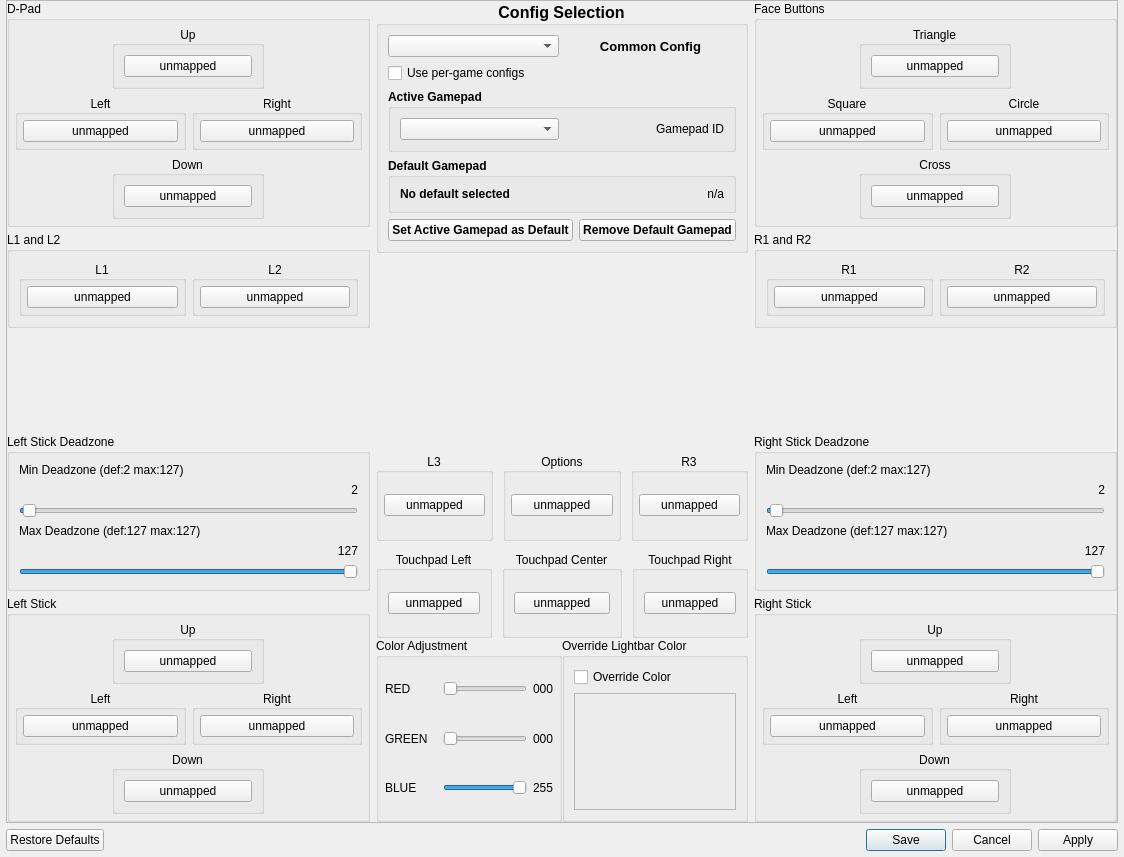
shadps4-emu/shadps4-qtlauncher, file src/qt_gui/control_settings.ui: the form before one commit.
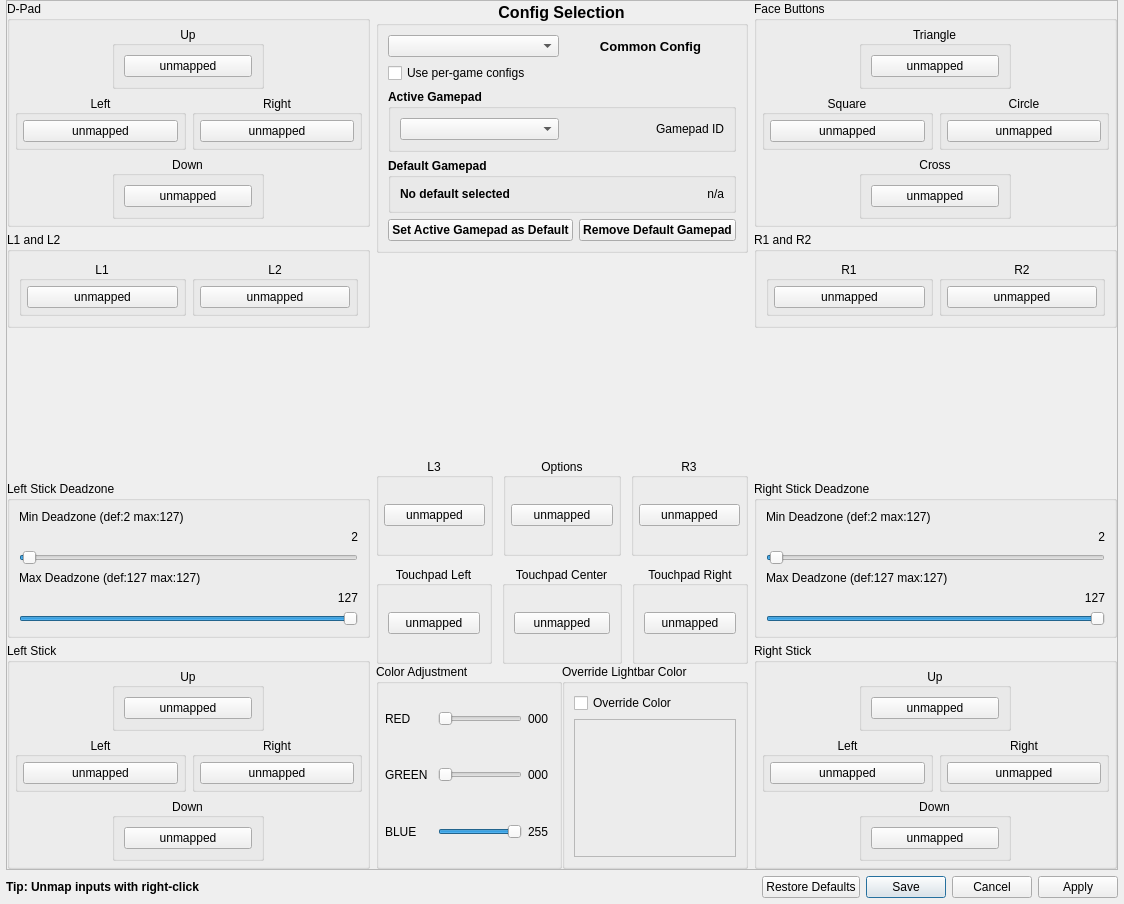
The form after the commit. Icons and pictures are not drawn. Custom widgets are drawn as their Qt base class.

What changed in the file:
```diff
--- a/src/qt_gui/control_settings.ui
+++ b/src/qt_gui/control_settings.ui
@@ -12,7 +12,7 @@
     <x>0</x>
     <y>0</y>
     <width>1124</width>
-    <height>857</height>
+    <height>904</height>
    </rect>
   </property>
   <property name="windowTitle">
@@ -46,7 +46,7 @@
         <x>0</x>
         <y>0</y>
         <width>1110</width>
-        <height>819</height>
+        <height>862</height>
        </rect>
       </property>
       <layout class="QVBoxLayout" name="verticalLayout_4">
@@ -598,7 +598,7 @@
                  <widget class="QGroupBox" name="gb_left_stick_right">
                   <property name="maximumSize">
                    <size>
-                    <width>179</width>
+                    <width>16777215</width>
                     <height>16777215</height>
                    </size>
                   </property>
@@ -1167,7 +1167,7 @@
                      <widget class="QLabel" name="RLabel">
                       <property name="maximumSize">
                        <size>
-                        <width>20</width>
+                        <width>25</width>
                         <height>16777215</height>
                        </size>
                       </property>
@@ -1212,7 +1212,7 @@
                      <widget class="QLabel" name="GLabel">
                       <property name="maximumSize">
                        <size>
-                        <width>20</width>
+                        <width>25</width>
                         <height>16777215</height>
                        </size>
                       </property>
@@ -1260,7 +1260,7 @@
                      <widget class="QLabel" name="BLabel">
                       <property name="maximumSize">
                        <size>
-                        <width>20</width>
+                        <width>25</width>
                         <height>16777215</height>
                        </size>
                       </property>
@@ -1938,17 +1938,52 @@
     </widget>
    </item>
    <item>
-    <widget class="QDialogButtonBox" name="buttonBox">
-     <property name="standardButtons">
-      <set>QDialogButtonBox::StandardButton::Apply|QDialogButtonBox::StandardButton::Cancel|QDialogButtonBox::StandardButton::RestoreDefaults|QDialogButtonBox::StandardButton::Save</set>
-     </property>
-     <property name="centerButtons">
-      <bool>false</bool>
-     </property>
-    </widget>
+    <layout class="QHBoxLayout" name="horizontalLayout_23">
+     <item>
+      <widget class="QLabel" name="label">
+       <property name="font">
+        <font>
+         <bold>true</bold>
+        </font>
+       </property>
+       <property name="text">
+        <string>Tip: Unmap inputs with right-click</string>
+       </property>
+      </widget>
+     </item>
+     <item>
+      <widget class="QDialogButtonBox" name="buttonBox">
+       <property name="sizePolicy">
+        <sizepolicy hsizetype="Fixed" vsizetype="Fixed">
+         <horstretch>0</horstretch>
+         <verstretch>0</verstretch>
+        </sizepolicy>
+       </property>
+       <property name="layoutDirection">
+        <enum>Qt::LayoutDirection::LeftToRight</enum>
+       </property>
+       <property name="orientation">
+        <enum>Qt::Orientation::Horizontal</enum>
+       </property>
+       <property name="standardButtons">
+        <set>QDialogButtonBox::StandardButton::Apply|QDialogButtonBox::StandardButton::Cancel|QDialogButtonBox::StandardButton::RestoreDefaults|QDialogButtonBox::StandardButton::Save</set>
+       </property>
+       <property name="centerButtons">
+        <bool>false</bool>
+       </property>
+      </widget>
+     </item>
+    </layout>
    </item>
   </layout>
  </widget>
+ <customwidgets>
+  <customwidget>
+   <class>QRightClickButton</class>
+   <extends>QPushButton</extends>
+   <header>src/qt_gui/right_click_button.h</header>
+  </customwidget>
+ </customwidgets>
  <resources>
   <include location="../shadps4.qrc"/>
  </resources>
```
Left out of the diff: 52 changed lines with no effect on the pictures.
